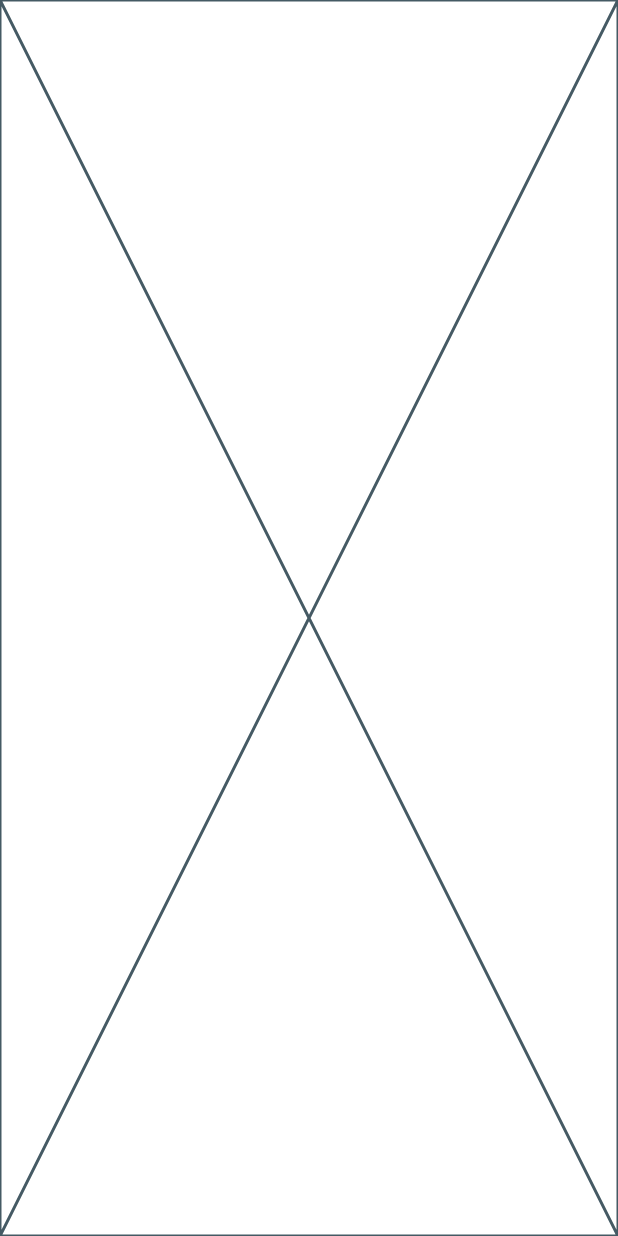
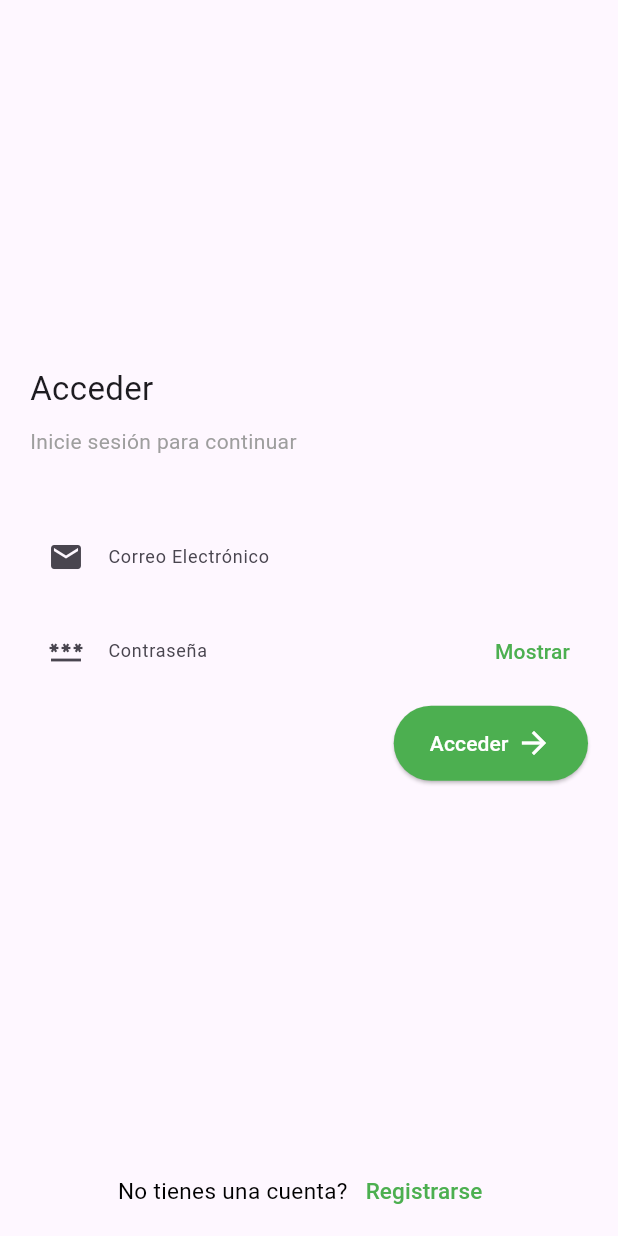
Before and after one commit to AlexisPinzoon/appMovil, a Flutter app: the screen it shows after launch, after a tap on "Iniciar Sesión", on a phone screen of 412 x 824 dp. Run offline on Flutter 3.47's test engine with Material 3 defaults, Android fonts, the phone set to English and light mode, and no system bars; our stand-ins replace firebase_auth, firebase_core; accounts and stored records are empty; network calls fail; Roboto replaces fonts that are missing (SFUIDisplay).

Commit message:
Vista Sign in

```diff
--- a/lib/main.dart
+++ b/lib/main.dart
@@ -1,10 +1,8 @@
 import 'package:app_project/screens/home_screen.dart';
 import 'package:app_project/screens/login_screen.dart';
-import 'package:app_project/screens/welcome_screen.dart';
 import 'package:app_project/widgets/video_card.dart';
+import 'package:firebase_core/firebase_core.dart';
 import 'package:flutter/material.dart';
-import 'dart:async';
-import 'package:video_player/video_player.dart';
 
 void main() {
   runApp(const MyApp());
@@ -14,11 +12,13 @@
   const MyApp({super.key});
 
   @override
-  _MyAppState createState() => _MyAppState();
+  MyAppState createState() =>
+      MyAppState(); // Cambiado de _MyAppState a MyAppState
 }
 
-class _MyAppState extends State<MyApp> {
-  // This widget is the root of your application.
+class MyAppState extends State<MyApp> {
+  // Cambiado de _MyAppState a MyAppState
+  // Este widget es la raíz de tu aplicación.
   @override
   Widget build(BuildContext context) {
     return MaterialApp(
@@ -26,7 +26,7 @@
       theme: ThemeData(
         useMaterial3: true,
       ),
-      home: LoginScreen(),
+      home: const LoginScreen(),
       debugShowCheckedModeBanner: false,
     );
   }
@@ -41,11 +41,11 @@
       appBar: AppBar(
         title: const Text("Estoicismo"),
         backgroundColor: Colors.grey,
-        actions: [
-          const Icon(Icons.search),
+        actions: const [
+          Icon(Icons.search),
         ],
       ),
-      body: Column(
+      body: const Column(
         children: [
           VideoCard(),
         ],
--- a/lib/widgets/sign_in.dart
+++ b/lib/widgets/sign_in.dart
@@ -1,10 +1,130 @@
+import 'package:app_project/screens/home_start_screen.dart';
+import 'package:firebase_auth/firebase_auth.dart';
 import 'package:flutter/material.dart';
 
-class SignIn extends StatelessWidget {
+class SignIn extends StatefulWidget {
   const SignIn({super.key});
 
   @override
+  State<SignIn> createState() => _SignInState();
+}
+
+class _SignInState extends State<SignIn> {
+  TextEditingController _emailController = TextEditingController();
+  TextEditingController _passwordController = TextEditingController();
+
+  @override
   Widget build(BuildContext context) {
-    return const Placeholder();
+    return Scaffold(
+      body: Padding(
+        padding: const EdgeInsets.fromLTRB(20, 110, 20, 110),
+        child: Column(
+          mainAxisAlignment: MainAxisAlignment.center,
+          crossAxisAlignment: CrossAxisAlignment.start,
+          children: [
+            const Text('Acceder',
+                style: TextStyle(fontSize: 22, fontWeight: FontWeight.normal)),
+            const SizedBox(
+              height: 10,
+            ),
+            const Text(
+              'Inicie sesión para continuar',
+              style: TextStyle(fontSize: 14, color: Colors.grey),
+            ),
+            const SizedBox(height: 40),
+            TextFormField(
+              controller: _emailController,
+              style: const TextStyle(
+                  color: Colors.black, fontFamily: 'SFUIDisplay'),
+              decoration: const InputDecoration(
+                  border: InputBorder.none,
+                  labelText: 'Correo Electrónico',
+                  prefixIcon: Icon(Icons.email),
+                  labelStyle: TextStyle(fontSize: 12)),
+            ),
+            const SizedBox(height: 10),
+            TextFormField(
+              controller: _passwordController,
+              obscureText: true,
+              style: const TextStyle(
+                  color: Colors.black, fontFamily: 'SFUIDisplay'),
+              decoration: InputDecoration(
+                  border: InputBorder.none,
+                  labelText: 'Contraseña',
+                  prefixIcon: const Icon(Icons.password),
+                  suffixIcon: TextButton(
+                    onPressed: () {},
+                    child: const Text(
+                      'Mostrar',
+                      style: TextStyle(color: Colors.green),
+                    ),
+                  ),
+                  labelStyle: const TextStyle(fontSize: 12)),
+            ),
+            const SizedBox(height: 10),
+            Align(
+              alignment: Alignment.centerRight,
+              child: SizedBox(
+                height: 50,
+                child: ElevatedButton(
+                    onPressed: () {
+                      FirebaseAuth.instance
+                          .signInWithEmailAndPassword(
+                              email: _emailController.text,
+                              password: _passwordController.text)
+                          .then((value) => {
+                                Navigator.of(context).push(MaterialPageRoute(
+                                    builder: (context) => HomeStart()))
+                              });
+                    },
+                    style: ElevatedButton.styleFrom(
+                      backgroundColor: Colors.green,
+                      shape: RoundedRectangleBorder(
+                        borderRadius: BorderRadius.circular(30.0),
+                      ),
+                    ),
+                    child: const Row(
+                      mainAxisSize: MainAxisSize.min,
+                      children: [
+                        Text(
+                          'Acceder',
+                          style: TextStyle(color: Colors.white),
+                        ),
+                        SizedBox(width: 5),
+                        Icon(
+                          Icons.arrow_forward,
+                          color: Colors.white,
+                          size: 24.0,
+                        )
+                      ],
+                    )),
+              ),
+            ),
+          ],
+        ),
+      ),
+      bottomNavigationBar: SizedBox(
+        height: 60,
+        child: Row(
+          mainAxisAlignment: MainAxisAlignment.center,
+          children: [
+            const Text(
+              'No tienes una cuenta?',
+              style: TextStyle(
+                  fontFamily: 'SFUIDisplay', color: Colors.black, fontSize: 15),
+            ),
+            TextButton(
+                onPressed: () {},
+                child: const Text(
+                  'Registrarse',
+                  style: TextStyle(
+                      fontFamily: 'SFUIDisplay',
+                      color: Colors.green,
+                      fontSize: 15),
+                ))
+          ],
+        ),
+      ),
+    );
   }
 }
--- a/pubspec.yaml
+++ b/pubspec.yaml
@@ -36,6 +36,8 @@ dependencies:
   # The following adds the Cupertino Icons font to your application.
   # Use with the CupertinoIcons class for iOS style icons.
   cupertino_icons: ^1.0.6
+  firebase_auth: ^4.20.0
+  firebase_core: ^2.32.0
 
 dev_dependencies:
   flutter_test:
```
Also changed, not shown: pubspec.lock, 6 other files.
